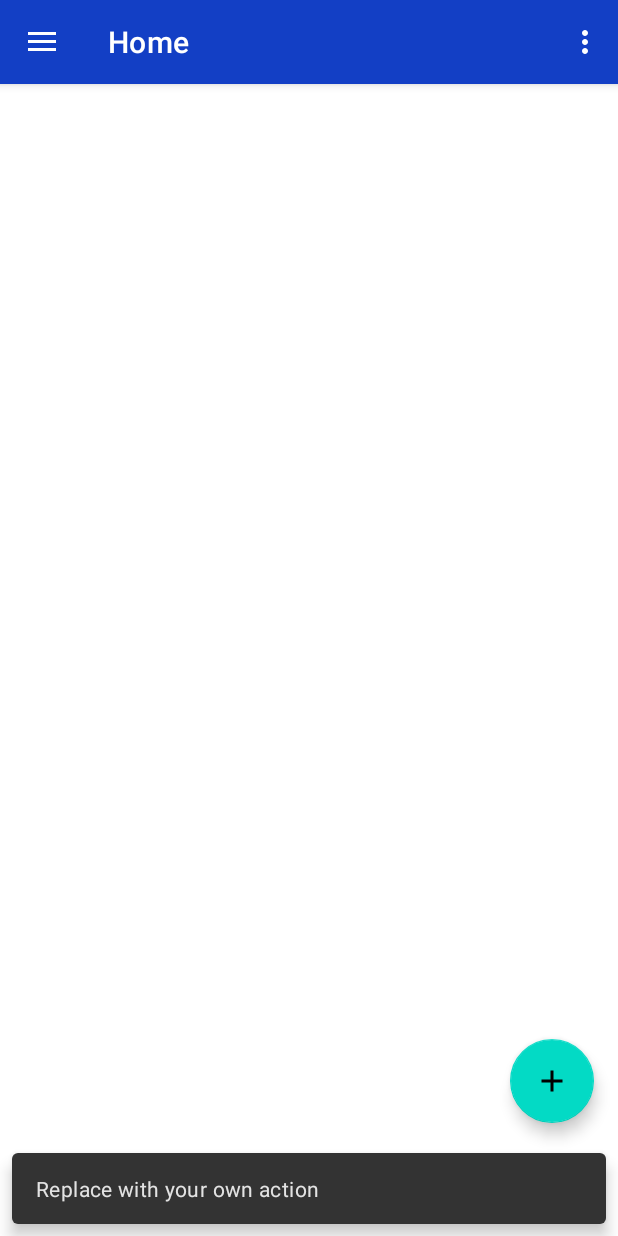
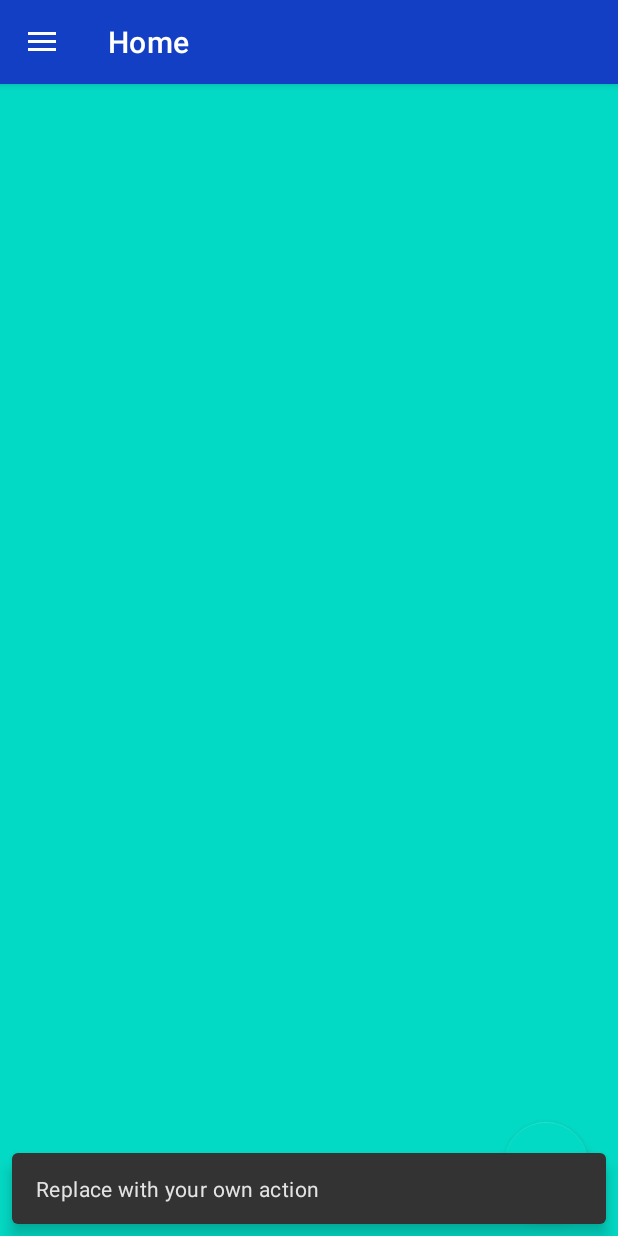
Before and after one commit to AkshayPatel09/Over_Speed, an Android app: the HomeActivity screen opened directly, with no data from a screen before it, after a tap on an icon or button, on a phone screen of 412 x 824 dp. Run offline under Robolectric (Android 15) with nearby library versions, the phone set to English and light mode, and no system bars; our stand-ins replace navigation-ui.

Commit message:
Complete navigation drawer design

```diff
--- a/app/src/main/java/com/example/final_main/AboutusFragment.java
+++ b/app/src/main/java/com/example/final_main/AboutusFragment.java
@@ -8,6 +8,7 @@ import android.view.LayoutInflater;
 import android.view.View;
 import android.view.ViewGroup;
 import android.widget.EditText;
+import android.widget.TextView;
 
 /**
  * A simple {@link Fragment} subclass.
@@ -25,7 +26,7 @@ public class AboutusFragment extends Fragment {
     private String mParam1;
     private String mParam2;
 
-    private EditText edt_about;
+    private TextView edt_about;
     public AboutusFragment() {
         // Required empty public constructor
     }
--- a/app/src/main/java/com/example/final_main/Historyfragment.java
+++ b/app/src/main/java/com/example/final_main/Historyfragment.java
@@ -7,6 +7,10 @@ import androidx.fragment.app.Fragment;
 import android.view.LayoutInflater;
 import android.view.View;
 import android.view.ViewGroup;
+
+import com.example.final_main.databinding.ActivityHomeBinding;
+import com.google.android.material.floatingactionbutton.FloatingActionButton;
+import com.google.android.material.snackbar.Snackbar;
 
 /**
  * A simple {@link Fragment} subclass.
@@ -23,6 +27,7 @@ public class Historyfragment extends Fragment {
     // TODO: Rename and change types of parameters
     private String mParam1;
     private String mParam2;
+    private ActivityHomeBinding binding;
 
     public Historyfragment() {
         // Required empty public constructor
@@ -59,6 +64,19 @@ public class Historyfragment extends Fragment {
     public View onCreateView(LayoutInflater inflater, ViewGroup container,
                              Bundle savedInstanceState) {
         // Inflate the layout for this fragment
-        return inflater.inflate(R.layout.fragment_historyfragment, container, false);
+        View view = inflater.inflate(R.layout.fragment_historyfragment, container, false);
+        FloatingActionButton fab = view.findViewById(R.id.fab);
+
+
+        fab.setOnClickListener(new View.OnClickListener() {
+            @Override
+            public void onClick(View v) {
+                Snackbar.make(view, "Replace with your own action", Snackbar.LENGTH_LONG)
+                        .setAction("Action", null).show();
+
+            }
+        });
+
+        return view;
     }
 }
--- a/app/src/main/java/com/example/final_main/HomeActivity.java
+++ b/app/src/main/java/com/example/final_main/HomeActivity.java
@@ -17,6 +17,7 @@ import com.google.android.material.snackbar.Snackbar;
 import com.google.android.material.navigation.NavigationView;
 
 import androidx.annotation.NonNull;
+import androidx.core.view.GravityCompat;
 import androidx.fragment.app.FragmentTransaction;
 import androidx.navigation.NavController;
 import androidx.navigation.Navigation;
@@ -58,13 +59,13 @@ public class HomeActivity extends AppCompatActivity {
         String email = sharedPreferences.getString(EMAIL,"");
 
         setSupportActionBar(binding.appBarHome.toolbar);
-        binding.appBarHome.fab.setOnClickListener(new View.OnClickListener() {
-            @Override
-            public void onClick(View view) {
-                Snackbar.make(view, "Replace with your own action", Snackbar.LENGTH_LONG)
-                        .setAction("Action", null).show();
-            }
-        });
+//        binding.appBarHome.fab.setOnClickListener(new View.OnClickListener() {
+//            @Override
+//            public void onClick(View view) {
+//                Snackbar.make(view, "Replace with your own action", Snackbar.LENGTH_LONG)
+//                        .setAction("Action", null).show();
+//            }
+//        });
         DrawerLayout drawer = binding.drawerLayout;
         NavigationView navigationView = binding.navView;
 
@@ -85,6 +86,10 @@ public class HomeActivity extends AppCompatActivity {
         NavController navController = Navigation.findNavController(this, R.id.nav_host_fragment_content_home);
         NavigationUI.setupActionBarWithNavController(this, navController, mAppBarConfiguration);
         NavigationUI.setupWithNavController(navigationView, navController);
+        if(savedInstanceState==null) {
+            getSupportFragmentManager().beginTransaction().replace(R.id.flNav,new Historyfragment()).commit();
+            navigationView.setCheckedItem(R.id.nav_history);
+        }
 
         navigationView.setNavigationItemSelectedListener(new NavigationView.OnNavigationItemSelectedListener() {
             @Override
@@ -94,6 +99,7 @@ public class HomeActivity extends AppCompatActivity {
                 {
                     Toast.makeText(HomeActivity.this, "History!!", Toast.LENGTH_SHORT).show();
                     FragmentTransaction transaction = HomeActivity.this.getSupportFragmentManager().beginTransaction();
+                    navigationView.setCheckedItem(R.id.nav_history);
                     historyfragment = new Historyfragment();
                     transaction.replace(R.id.flNav, historyfragment);
                     transaction.addToBackStack(null);
@@ -104,6 +110,7 @@ public class HomeActivity extends AppCompatActivity {
                 {
                     Toast.makeText(HomeActivity.this, "contactus", Toast.LENGTH_SHORT).show();
                     FragmentTransaction transaction = HomeActivity.this.getSupportFragmentManager().beginTransaction();
+                    navigationView.setCheckedItem(R.id.nav_contactus);
                     contactUsFragment = new ContactUsFragment();
                     transaction.replace(R.id.flNav, contactUsFragment);
                     transaction.addToBackStack(null);
@@ -115,6 +122,7 @@ public class HomeActivity extends AppCompatActivity {
                 {
                     Toast.makeText(HomeActivity.this, "Edit Profile", Toast.LENGTH_SHORT).show();
                     FragmentTransaction transaction = HomeActivity.this.getSupportFragmentManager().beginTransaction();
+                    navigationView.setCheckedItem(R.id.nav_editprofile);
                     editProfileFragment = new EditProfileFragment();
                     transaction.replace(R.id.flNav, editProfileFragment);
                     transaction.addToBackStack(null);
@@ -125,6 +133,7 @@ public class HomeActivity extends AppCompatActivity {
                 {
                     Toast.makeText(HomeActivity.this, "About us", Toast.LENGTH_SHORT).show();
                     FragmentTransaction transaction = HomeActivity.this.getSupportFragmentManager().beginTransaction();
+                    navigationView.setCheckedItem(R.id.nav_aboutus);
                     aboutusFragment = new AboutusFragment();
                     transaction.replace(R.id.flNav, aboutusFragment);
                     transaction.addToBackStack(null);
@@ -142,6 +151,7 @@ public class HomeActivity extends AppCompatActivity {
                 }
                 else if(item.getItemId()==R.id.changePassword){
                     FragmentTransaction transaction = HomeActivity.this.getSupportFragmentManager().beginTransaction();
+                    navigationView.setCheckedItem(R.id.changePassword);
                     ChangePasswordFragment changePasswordFragment = new ChangePasswordFragment();
                     transaction.replace(R.id.flNav, changePasswordFragment);
                     transaction.addToBackStack(null);
@@ -167,6 +177,18 @@ public class HomeActivity extends AppCompatActivity {
         return NavigationUI.navigateUp(navController, mAppBarConfiguration)
                 || super.onSupportNavigateUp();
     }
+
+    @Override
+    public void onBackPressed() {
+        DrawerLayout drawer = findViewById(R.id. drawer_layout ) ;
+        if (drawer.isDrawerOpen(GravityCompat. START )) {
+            drawer.closeDrawer(GravityCompat. START ) ;
+        } else {
+            super .onBackPressed() ;
+        }
+
+    }
+
     private void logOut(){
         SharedPreferences sharedPreferences = getSharedPreferences(MyPREFERENCES, Context.MODE_PRIVATE);
         SharedPreferences.Editor editor = sharedPreferences.edit();
--- a/app/src/main/res/layout/app_bar_home.xml
+++ b/app/src/main/res/layout/app_bar_home.xml
@@ -22,14 +22,14 @@
 
     <include layout="@layout/content_home" />
 
-    <com.google.android.material.floatingactionbutton.FloatingActionButton
-        android:id="@+id/fab"
-        android:layout_width="wrap_content"
-        android:layout_height="wrap_content"
-        android:layout_gravity="bottom|end"
-        android:layout_marginVertical="20dp"
-        android:layout_marginEnd="@dimen/fab_margin"
-        android:layout_marginBottom="16dp"
-        app:srcCompat="@drawable/ic_baseline_add_24" />
+<!--    <com.google.android.material.floatingactionbutton.FloatingActionButton-->
+<!--        android:id="@+id/fab"-->
+<!--        android:layout_width="wrap_content"-->
+<!--        android:layout_height="wrap_content"-->
+<!--        android:layout_gravity="bottom|end"-->
+<!--        android:layout_marginVertical="20dp"-->
+<!--        android:layout_marginEnd="@dimen/fab_margin"-->
+<!--        android:layout_marginBottom="16dp"-->
+<!--        app:srcCompat="@drawable/ic_baseline_add_24" />-->
 
 </androidx.coordinatorlayout.widget.CoordinatorLayout>
--- a/app/src/main/res/layout/fragment_aboutus.xml
+++ b/app/src/main/res/layout/fragment_aboutus.xml
@@ -38,7 +38,7 @@
         app:layout_constraintTop_toBottomOf="@+id/appCompatTextView8"
         app:layout_constraintVertical_bias="0.118">
 
-    <com.google.android.material.textfield.TextInputEditText
+    <androidx.appcompat.widget.AppCompatTextView
         android:layout_width="match_parent"
         android:layout_height="wrap_content"
         android:id="@+id/aboutus"
@@ -46,7 +46,7 @@
         android:textColor="@color/black"
         android:textSize="18sp"
         android:minLines="4"
-        android:editable="false"/>
+        />
 
 </com.google.android.material.textfield.TextInputLayout>
 
--- a/app/src/main/res/layout/fragment_historyfragment.xml
+++ b/app/src/main/res/layout/fragment_historyfragment.xml
@@ -1,9 +1,20 @@
 <?xml version="1.0" encoding="utf-8"?>
 <androidx.constraintlayout.widget.ConstraintLayout xmlns:android="http://schemas.android.com/apk/res/android"
+    xmlns:app="http://schemas.android.com/apk/res-auto"
     xmlns:tools="http://schemas.android.com/tools"
     android:layout_width="match_parent"
     android:layout_height="match_parent"
     android:background="@color/teal_200"
     tools:context=".Historyfragment">
 
+    <com.google.android.material.floatingactionbutton.FloatingActionButton
+        android:id="@+id/fab"
+        android:layout_width="wrap_content"
+        android:layout_height="wrap_content"
+        android:layout_gravity="bottom|end"
+        android:layout_marginHorizontal="20dp"
+        android:layout_marginVertical="20dp"
+        app:layout_constraintBottom_toBottomOf="parent"
+        app:layout_constraintEnd_toEndOf="parent"
+        app:srcCompat="@drawable/ic_baseline_add_24" />
 </androidx.constraintlayout.widget.ConstraintLayout>
--- a/app/src/main/res/menu/activity_main_drawer.xml
+++ b/app/src/main/res/menu/activity_main_drawer.xml
@@ -12,16 +12,6 @@
             android:id="@+id/nav_contactus"
             android:icon="@drawable/ic_baseline_contact_support_24"
             android:title="@string/contact_us" />
-
-
-    </group>
-    <group android:checkableBehavior="single">
-        <item
-            android:id="@+id/nav_settings"
-            android:icon="@drawable/ic_baseline_settings_24"
-            android:title="@string/settings">
-            <menu>
-
         <item
             android:icon="@drawable/ic_baseline_edit_24"
             android:title="Edit profile"
@@ -55,6 +45,16 @@
             android:title="About Us">
 
         </item>
+
+
+    </group>
+
+    <group android:checkableBehavior="single" >
+        <item
+            android:icon="@drawable/ic_baseline_settings_24"
+            android:title="Authenticate">
+            <menu>
+
                 <item
                     android:id="@+id/nav_logOut"
                     android:icon="@drawable/ic_baseline_person_24"
@@ -64,4 +64,6 @@
             </menu>
         </item>
     </group>
+
+
 </menu>
--- a/app/src/main/res/menu/home.xml
+++ b/app/src/main/res/menu/home.xml
@@ -1,9 +1,9 @@
 <?xml version="1.0" encoding="utf-8"?>
 <menu xmlns:android="http://schemas.android.com/apk/res/android"
     xmlns:app="http://schemas.android.com/apk/res-auto">
-    <item
-        android:id="@+id/action_settings"
-        android:orderInCategory="100"
-        android:title="@string/action_settings"
-        app:showAsAction="never" />
+<!--    <item-->
+<!--        android:id="@+id/action_settings"-->
+<!--        android:orderInCategory="100"-->
+<!--        android:title="@string/action_settings"-->
+<!--        app:showAsAction="never" />-->
 </menu>
```
Lines whose indentation alone changed are shown as unchanged.
